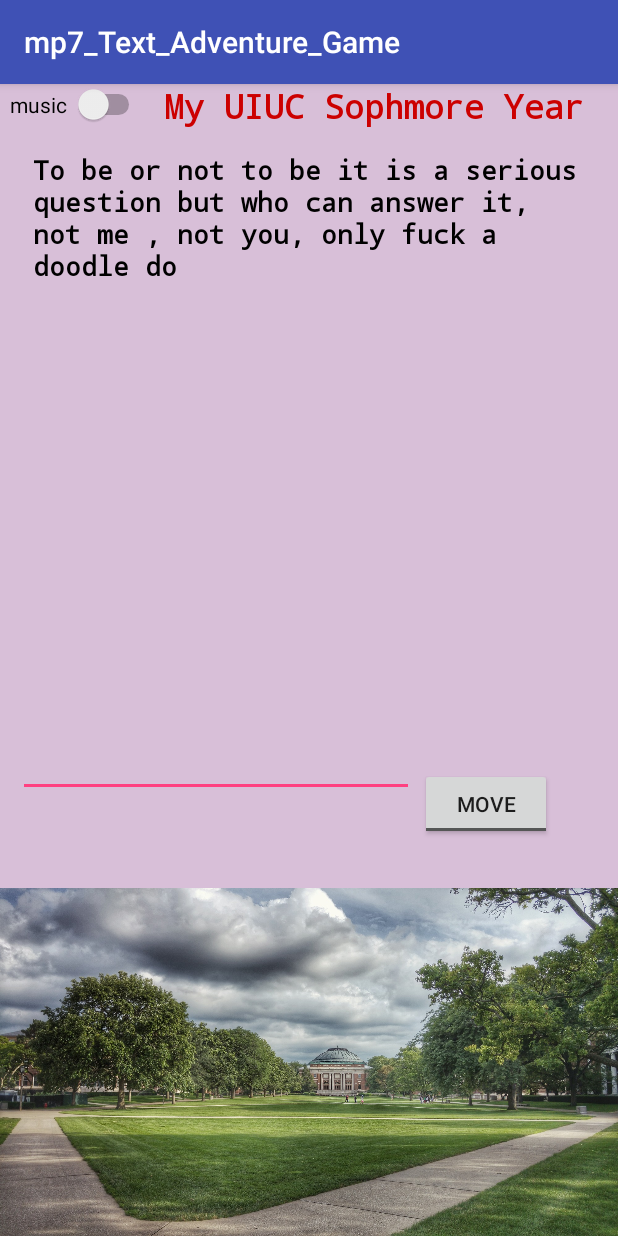
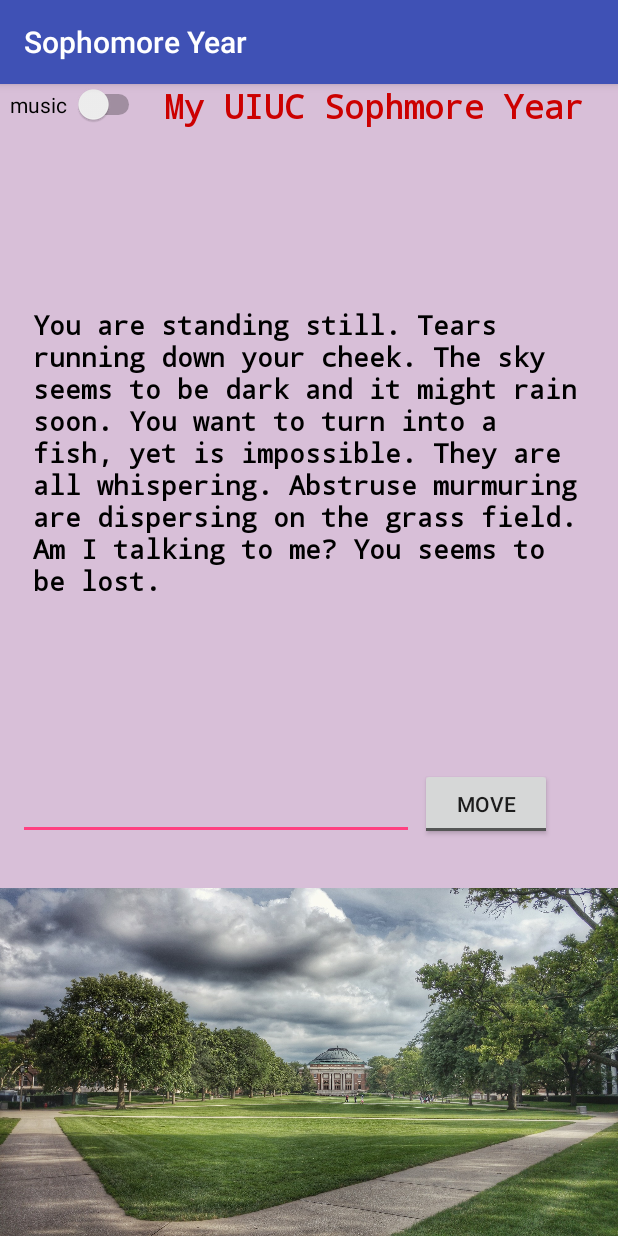
Before and after one commit to MartieLiu/MyUIUCSophomoreYear, an Android app: the screen it shows after launch (MainActivity), on a phone screen of 412 x 824 dp. Run offline under Robolectric (Android 15) with nearby library versions, the phone set to English and light mode, and no system bars.

Commit message:
Almost complete the mp, matched the function to change the text. Now i just need to fix the music bug, write some fabulous text, change some picture if I have time left.

```diff
--- a/app/src/main/java/edu/illinois/cs/cs125/mp7_text_adventure_game/MainActivity.java
+++ b/app/src/main/java/edu/illinois/cs/cs125/mp7_text_adventure_game/MainActivity.java
@@ -9,7 +9,9 @@ import android.widget.Button;
 import android.widget.CompoundButton;
 import android.widget.EditText;
 import android.widget.Switch;
+import android.widget.TextView;
 import android.widget.Toast;
+import java.util.Random;
 
 public class MainActivity extends AppCompatActivity {
 
@@ -19,11 +21,75 @@ public class MainActivity extends AppCompatActivity {
     Switch musicOnOff;
     String command;
     EditText commandInput;
+    int oldRandomValue;
+    Random rand = new Random();
+    String leftPool[]={"For some unknown compelling reason, you turn left and just start walking. A couple fellas just walking by you, their face stern yet lifeless. You are heading towards Union and you are not sure whether you want to go downstairs to grab a snack.",
+            "gucci",
+            "ok",
+            "sdadasd",
+            "sd",
+            "ffw",
+            "czx",
+            "ere",
+            "qq",
+            "wwrg",};
+    String rightPool[]={"For some unknown compelling reason, you turn left and just start walking. A couple fellas just walking by you, their face stern yet lifeless. You are heading towards Union and you are not sure whether you want to go downstairs to grab a snack.",
+            "gucci",
+            "ok",
+            "sdadasd",
+            "sd",
+            "ffw",
+            "czx",
+            "ere",
+            "qq",
+            "wwrg"};
+    String forwardPool[]={"For some unknown compelling reason, you turn left and just start walking. A couple fellas just walking by you, their face stern yet lifeless. You are heading towards Union and you are not sure whether you want to go downstairs to grab a snack.",
+            "gucci",
+            "ok",
+            "sdadasd",
+            "sd",
+            "ffw",
+            "czx",
+            "ere",
+            "qq",
+            "wwrg"};
+    String backPool[]={"For some unknown compelling reason, you turn left and just start walking. A couple fellas just walking by you, their face stern yet lifeless. You are heading towards Union and you are not sure whether you want to go downstairs to grab a snack.",
+            "gucci",
+            "ok",
+            "sdadasd",
+            "sd",
+            "ffw",
+            "czx",
+            "ere",
+            "qq",
+            "wwrg"};
+    String standPool[]={"For some unknown compelling reason, you turn left and just start walking. A couple fellas just walking by you, their face stern yet lifeless. You are heading towards Union and you are not sure whether you want to go downstairs to grab a snack.",
+            "gucci",
+            "ok",
+            "sdadasd",
+            "sd",
+            "ffw",
+            "czx",
+            "ere",
+            "qq",
+            "wwrg"};
+    String errorPool[]={"try again boi",
+            "ya need to try again",
+            "on my, have you been pay attention",
+            "seriously, someone is not paying attention",
+            "get outta here",
+            "you entered the wrong text, try again",
+            "have you not seen the toast message? ",
+            "ummm",
+            "you need to stop pressing me before you can GET THE TEXT RIGHT DAMMIT",
+            "nope."};
 
     @Override
     protected void onCreate(Bundle savedInstanceState) {
         super.onCreate(savedInstanceState);
         setContentView(R.layout.activity_main);
+
+        final TextView story = (TextView) findViewById(R.id.storyline);
 
         mySong = MediaPlayer.create(MainActivity.this, R.raw.goodbyemoonmen);
 
@@ -33,29 +99,29 @@ public class MainActivity extends AppCompatActivity {
         enter.setOnClickListener(new View.OnClickListener() {
             @Override
             public void onClick(View v) {
+                int outcome = rand.nextInt(10);
                 Log.d(TAG,"text enter button clicked");
-                showToast(v);
                 command = commandInput.getText().toString();
                 if (command.equals("left")){
-
-
+                    showToast(v);
+                    story.setText(leftPool[outcome]);
                 } else if (command.equals("right")){
-
-
-
+                    showToast(v);
+                    story.setText(rightPool[outcome]);
                 } else if (command.equals("forward")) {
-
-
-
+                    showToast(v);
+                    story.setText(forwardPool[outcome]);
                 } else if (command.equals("back")) {
-
-
-
+                    showToast(v);
+                    story.setText(backPool[outcome]);
+                } else if (command.equals("stand")){
+                    showToast(v);
+                    story.setText(standPool[outcome]);
                 } else {
-
-
-
+                    showToast2(v);
+                    story.setText(errorPool[outcome]);
                 }
+                commandInput.setText("");
             }
         });
 
@@ -76,6 +142,9 @@ public class MainActivity extends AppCompatActivity {
     public void showToast(View view) {
              Toast.makeText(this,"good boi", Toast.LENGTH_LONG).show();
     }
+    public void showToast2(View view) {
+        Toast.makeText(this,"you must enter left, right, forward, back, or stand", Toast.LENGTH_LONG).show();
+    }
 
     @Override
     protected void onPause() {
--- a/app/src/main/res/layout/activity_main.xml
+++ b/app/src/main/res/layout/activity_main.xml
@@ -66,16 +66,18 @@
     <TextView
         android:id="@+id/storyline"
         android:layout_width="368dp"
-        android:layout_height="160dp"
+        android:layout_height="200dp"
+        android:layout_marginBottom="5dp"
         android:layout_marginTop="17dp"
         android:layout_weight="1"
         android:fontFamily="monospace"
-        android:text="To be or not to be it is a serious question but who can answer it, not me , not you, only fuck a doodle do"
+        android:text="@string/start"
         android:textAlignment="viewStart"
         android:textColor="@android:color/black"
         android:textSize="18sp"
         android:textStyle="bold"
         android:typeface="monospace"
+        app:layout_constraintBottom_toTopOf="@+id/enterText"
         app:layout_constraintEnd_toEndOf="parent"
         app:layout_constraintStart_toStartOf="parent"
         app:layout_constraintTop_toBottomOf="@+id/music" />
--- a/app/src/main/res/values/strings.xml
+++ b/app/src/main/res/values/strings.xml
@@ -1,3 +1,7 @@
 <resources>
-    <string name="app_name">mp7_Text_Adventure_Game</string>
+    <string name="app_name">Sophomore Year</string>
+    <string name="start">You are standing still. Tears running down your cheek. The sky seems to be dark and it might rain soon. You want to turn into a fish, yet is impossible. They are all whispering. Abstruse murmuring are dispersing on the grass field. "Am I talking to me?" You seems to be lost. </string>
+
+
+
 </resources>
```
